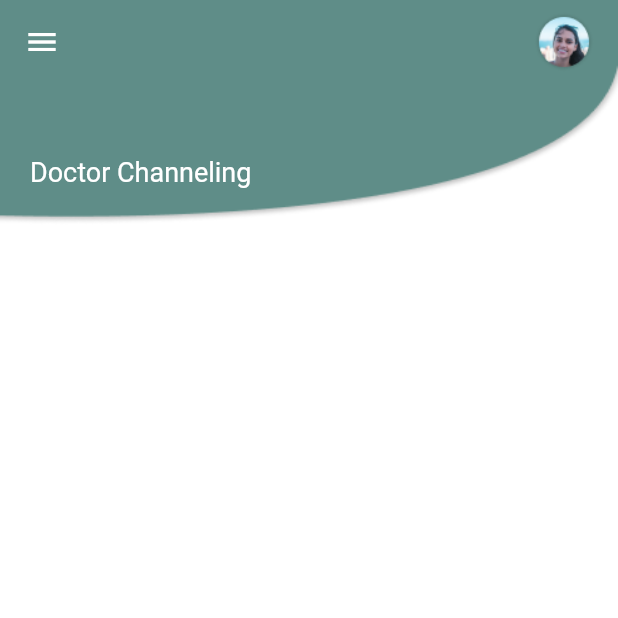
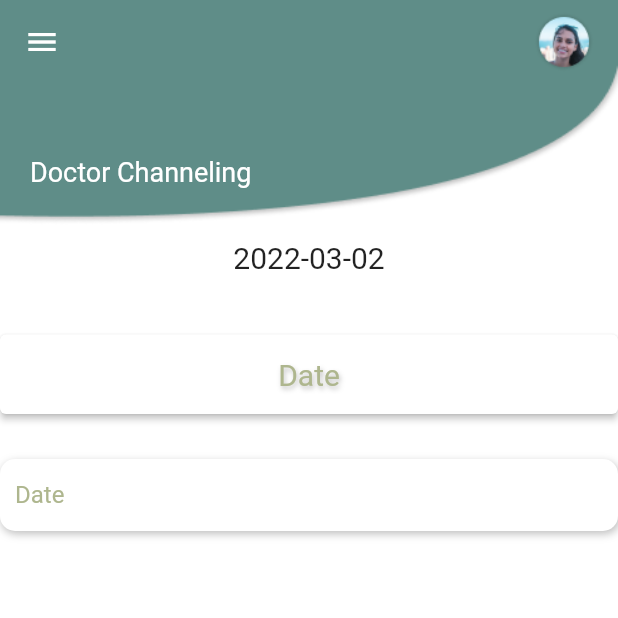
Before and after one commit to kavindya99/triveda, a Flutter app: the ChannelingDoctor screen opened directly, on a phone screen of 412 x 824 dp, the top half of it. Run offline on Flutter 3.47's test engine with Material 2 defaults, Android fonts, the phone set to English and light mode, and no system bars.

Commit message:
changes added

```diff
--- a/lib/pages/patient/channel_doctor/doctor_channleing.dart
+++ b/lib/pages/patient/channel_doctor/doctor_channleing.dart
@@ -1,6 +1,7 @@
 import 'package:ayu/styles/appBar.dart';
 import 'package:ayu/styles/navigationDrawer.dart';
 import 'package:ayu/styles/variables.dart';
+import 'package:flutter/cupertino.dart';
 import 'package:flutter/material.dart';
 
 class ChannelingDoctor extends StatefulWidget {
@@ -11,6 +12,10 @@ class ChannelingDoctor extends StatefulWidget {
 }
 
 class _ChannelingDoctorState extends State<ChannelingDoctor> {
+  DateTime selectedDate = DateTime.now();
+  final firstDate = DateTime(2022);
+  final lastDate = DateTime(2030);
+
   @override
   Widget build(BuildContext context) {
     final pageTitle = "Doctor Channeling";
@@ -29,7 +34,55 @@ class _ChannelingDoctorState extends State<ChannelingDoctor> {
         drawer: NavigationDrawer(),
         appBar:
             appBarComponent(pageTitle, appBarBg, textColor, iconColor, bgColor),
+        body: Column(
+          children: [
+            SizedBox(height: 10),
+            Text(
+              '$selectedDate'.split(' ')[0],
+              style: TextStyle(fontSize: 20.0),
+            ),
+            SizedBox(
+              height: 10.0,
+            ),
+            Container(
+              padding: EdgeInsets.symmetric(vertical: 30.0),
+              width: double.infinity,
+              child: ElevatedButton(
+                style: ElevatedButton.styleFrom(primary: whiteColor),
+                onPressed: () => _openDatePicker(context),
+                child: Padding(
+                  padding: const EdgeInsets.all(15.0),
+                  child: Text(
+                    'Date',
+                    style: TextStyle(
+                        color: secondaryColorOne,
+                        fontSize: 20.0,
+                        shadows: [
+                          letterShadow,
+                        ],
+                        fontWeight: FontWeight.w400),
+                  ),
+                ),
+              ),
+            ),
+            inputFields('Date'),
+          ],
+        ),
       ),
     );
   }
+
+  _openDatePicker(BuildContext context) async {
+    final DateTime date = await showDatePicker(
+      context: context,
+      initialDate: selectedDate,
+      firstDate: firstDate,
+      lastDate: lastDate,
+    );
+    if (date != null) {
+      setState(() {
+        selectedDate = date;
+      });
+    }
+  }
 }
--- a/lib/styles/variables.dart
+++ b/lib/styles/variables.dart
@@ -43,7 +43,7 @@ Container inputFields(hint) => Container(
         decoration: InputDecoration(
           counterText: "",
           contentPadding: EdgeInsets.all(10.0),
-          fillColor: Colors.white,
+          fillColor: whiteColor,
           border: OutlineInputBorder(
               borderRadius: new BorderRadius.circular(10.0),
               borderSide: BorderSide.none),
```
Also changed, not shown: lib/pages/doctor/channeling_appointments/channeling_appointments_list.dart (+15 -0 lines), lib/pages/doctor/channeling_appointments/channeling_appointmnets.dart (+15 -0 lines), lib/pages/doctor/online_consultation/online_consultation.dart (+15 -0 lines), lib/pages/doctor/online_consultation/patient_list.dart (+15 -0 lines), lib/pages/doctor/prescription/add_new_prescription.dart (+15 -0 lines), lib/pages/doctor/prescription/added_prescriptions.dart (+15 -0 lines), lib/pages/doctor/prescription/edit_prescription.dart (+15 -0 lines), lib/pages/doctor/prescription/prescription.dart (+15 -0 lines), lib/pages/doctor/wallet/channel_appointment_wallet.dart (+16 -0 lines), lib/pages/doctor/wallet/online_consultation_wallet.dart (+16 -0 lines), lib/pages/doctor/wallet/wallet.dart (+15 -0 lines), lib/pages/doctor/wallet/yoga_class_wallet.dart (+15 -0 lines), lib/pages/doctor/yoga_classes/class_list.dart (+15 -0 lines), lib/pages/doctor/yoga_classes/yoga_classes.dart (+15 -0 lines).
